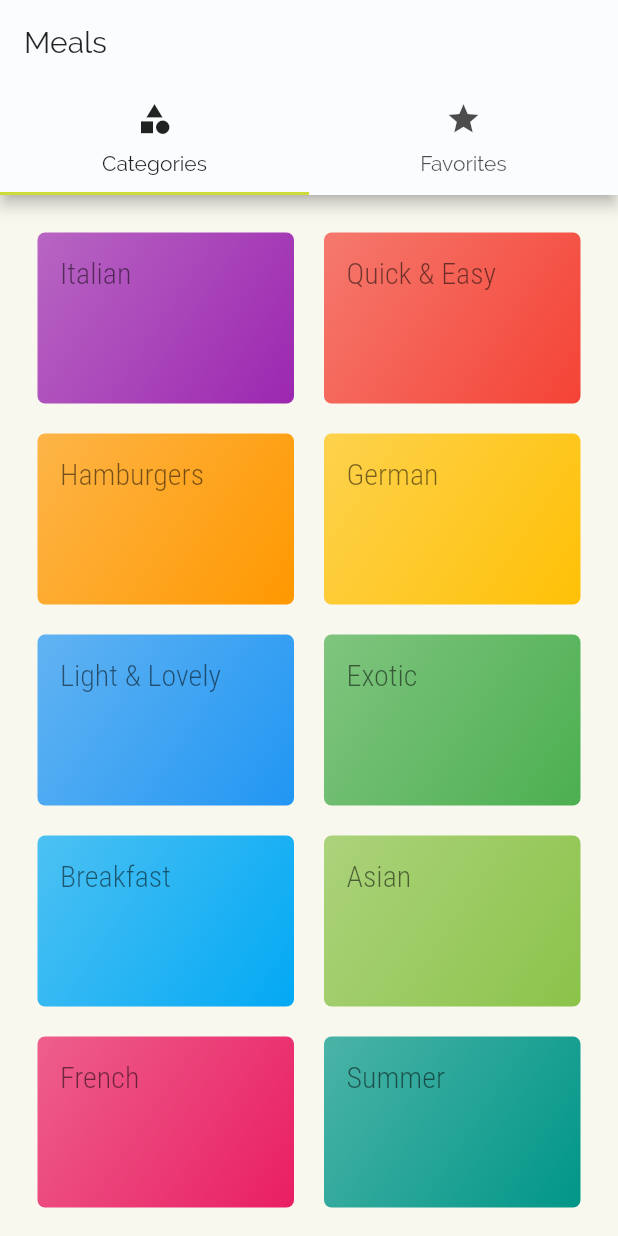
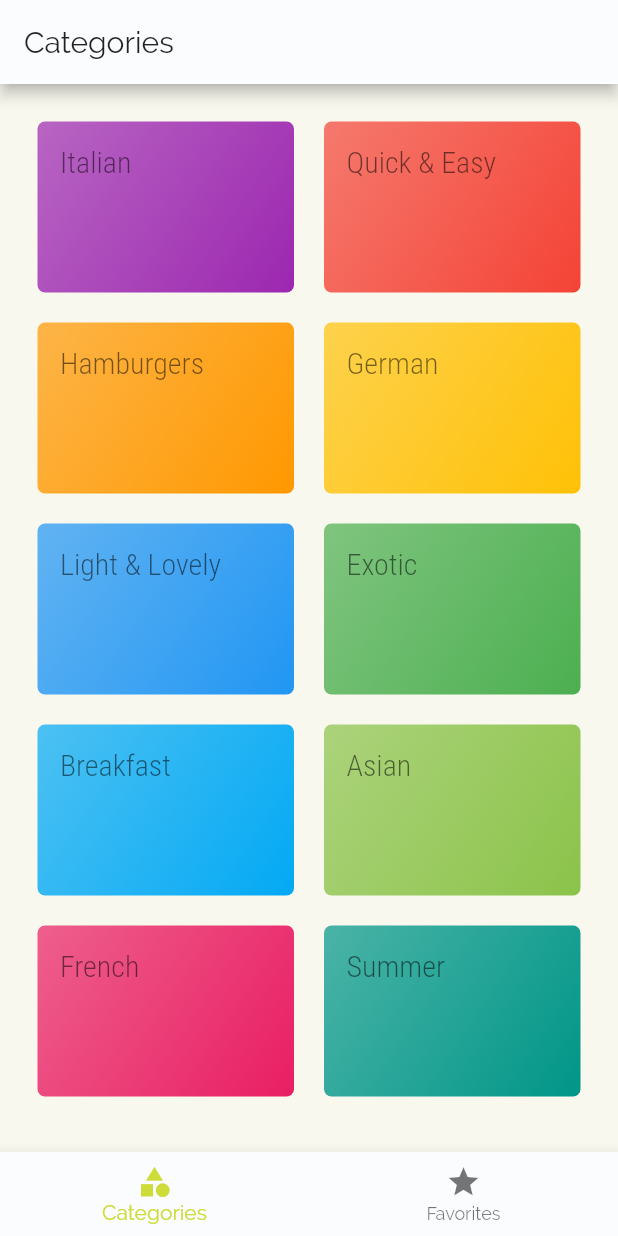
Before and after one commit to aikssen/meals-flutter-app, a Flutter app: the screen it shows after launch, on a phone screen of 412 x 824 dp. Run offline on Flutter 3.47's test engine with Material 2 defaults, Android fonts, the phone set to English and light mode, and no system bars.

Commit message:
tap bar v2

```diff
--- a/lib/pages/favorites_page.dart
+++ b/lib/pages/favorites_page.dart
@@ -3,8 +3,11 @@ import 'package:flutter/material.dart';
 class FavoritesPage extends StatelessWidget {
   @override
   Widget build(BuildContext context) {
-    return Container(
-      child: Text('Favorites'),
+    return Scaffold(
+      // appBar: AppBar(title: const Text('Favorites')),
+      body: Container(
+        child: Text('Favorites'),
+      ),
     );
   }
 }
--- a/lib/pages/tabs_page.dart
+++ b/lib/pages/tabs_page.dart
@@ -9,32 +9,48 @@ class TabsPage extends StatefulWidget {
 }
 
 class _TabsPageState extends State<TabsPage> {
+  // final List<Widget> _pages = [
+  //   CategoriesPage(),
+  //   FavoritesPage(),
+  // ];
+
+  final List<Map<String, Object>> _pages = [
+    {'title': 'Categories', 'page': CategoriesPage()},
+    {'title': 'Favorites', 'page': FavoritesPage()},
+  ];
+
+  int _selectedPageIndex = 0;
+
+  void _selectPage(int index) {
+    setState(() {
+      _selectedPageIndex = index;
+    });
+  }
+
   @override
   Widget build(BuildContext context) {
-    return DefaultTabController(
-      length: 2,
-      child: Scaffold(
-        appBar: AppBar(
-          title: Text('Meals'),
-          bottom: TabBar(
-            tabs: [
-              Tab(
-                icon: Icon(Icons.category),
-                text: 'Categories',
-              ),
-              Tab(
-                icon: Icon(Icons.star),
-                text: 'Favorites',
-              ),
-            ],
+    return Scaffold(
+      appBar: AppBar(
+        title: Text(_pages[_selectedPageIndex]['title']),
+      ),
+      body: _pages[_selectedPageIndex]['page'],
+      bottomNavigationBar: BottomNavigationBar(
+        onTap: _selectPage,
+        backgroundColor: Theme.of(context).primaryColor,
+        // unselectedItemColor: Colors.lightGreen,
+        selectedItemColor: Theme.of(context).accentColor,
+        currentIndex: _selectedPageIndex,
+        // type: BottomNavigationBarType.shifting,
+        items: [
+          BottomNavigationBarItem(
+            icon: Icon(Icons.category),
+            label: 'Categories',
           ),
-        ),
-        body: TabBarView(
-          children: <Widget>[
-            CategoriesPage(),
-            FavoritesPage(),
-          ],
-        ),
+          BottomNavigationBarItem(
+            icon: Icon(Icons.star),
+            label: 'Favorites',
+          )
+        ],
       ),
     );
   }
```
